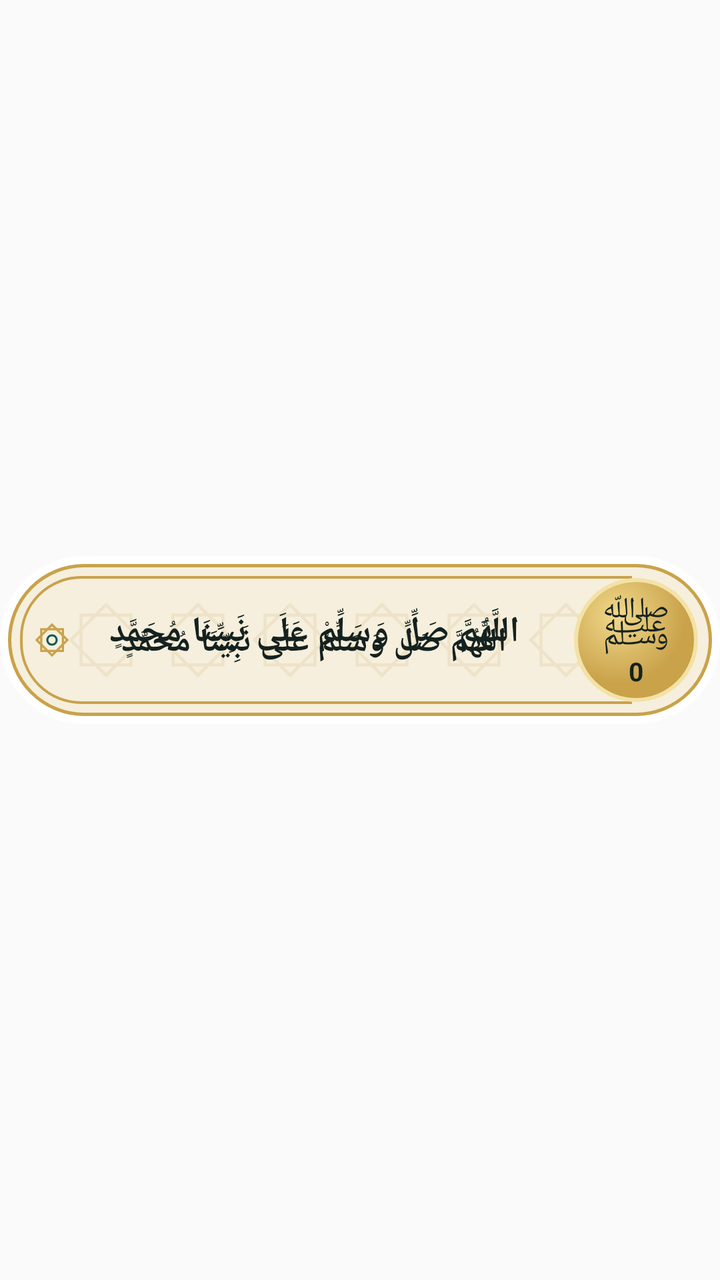
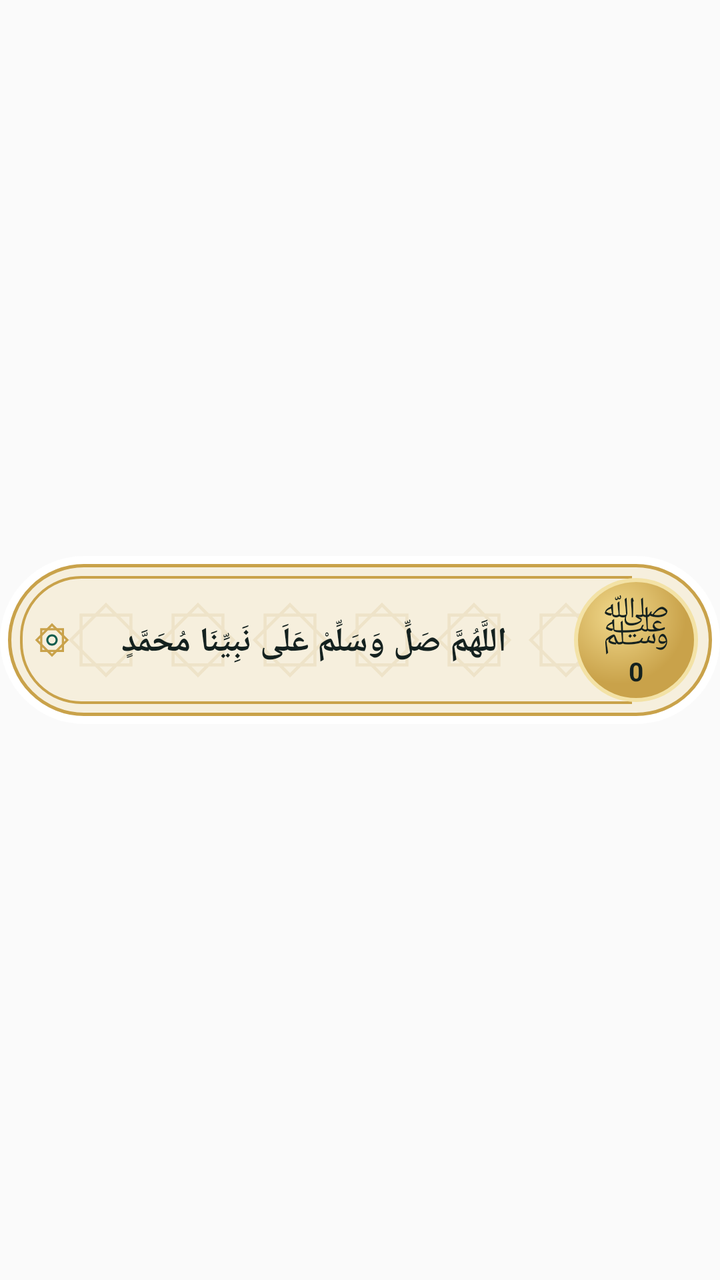

The first picture is an Android layout as it rendered before a commit; the second is the same layout after the commit. The layout source and the unified diff follow.
<!-- AndroidManifest.xml: application theme AppTheme -->
<!-- res/layout/widget_card.xml -->
<?xml version="1.0" encoding="utf-8"?>
<FrameLayout xmlns:android="http://schemas.android.com/apk/res/android"
    android:id="@+id/wroot"
    android:layout_width="match_parent"
    android:layout_height="match_parent">

    <FrameLayout
        android:id="@+id/wbody"
        android:layout_width="match_parent"
        android:layout_height="84dp"
        android:layout_gravity="center_vertical">

        
        <ImageView
            android:id="@+id/wframe"
            android:layout_width="match_parent"
            android:layout_height="match_parent"
            android:scaleType="fitXY"
            android:src="@drawable/widget_edge" />

        <ImageView
            android:layout_width="match_parent"
            android:layout_height="match_parent"
            android:layout_margin="4dp"
            android:scaleType="fitXY"
            android:src="@drawable/widget_face" />

        <ImageView
            android:layout_width="match_parent"
            android:layout_height="46dp"
            android:layout_gravity="center_vertical"
            android:layout_marginLeft="30dp"
            android:layout_marginRight="60dp"
            android:scaleType="fitXY"
            android:src="@drawable/widget_stars" />

        <ImageView
            android:layout_width="match_parent"
            android:layout_height="match_parent"
            android:layout_marginLeft="10dp"
            android:layout_marginRight="44dp"
            android:layout_marginTop="10dp"
            android:layout_marginBottom="10dp"
            android:scaleType="fitXY"
            android:src="@drawable/widget_inner" />

        <LinearLayout
            android:layout_width="match_parent"
            android:layout_height="match_parent"
            android:layoutDirection="rtl"
            android:gravity="center_vertical"
            android:orientation="horizontal"
            android:paddingLeft="16dp"
            android:paddingRight="4dp">

            <FrameLayout
                android:id="@+id/wpray"
                android:layout_width="76dp"
                android:layout_height="76dp">

                <ImageView
                    android:layout_width="62dp"
                    android:layout_height="62dp"
                    android:layout_gravity="center"
                    android:src="@drawable/widget_pray" />

                <LinearLayout
                    android:layout_width="match_parent"
                    android:layout_height="match_parent"
                    android:gravity="center"
                    android:orientation="vertical">

                    <TextView
                        android:layout_width="wrap_content"
                        android:layout_height="wrap_content"
                        android:includeFontPadding="false"
                        android:text="ﷺ"
                        android:textColor="#14211F"
                        android:textSize="28sp" />

                    <TextView
                        android:id="@+id/wcount"
                        android:layout_marginTop="-6dp"
                        android:layout_width="wrap_content"
                        android:layout_height="wrap_content"
                        android:includeFontPadding="false"
                        android:text="0"
                        android:textColor="#14211F"
                        android:textSize="13sp"
                        android:textStyle="bold" />
                </LinearLayout>
            </FrameLayout>

            <FrameLayout
                android:layout_width="0dp"
                android:layout_height="match_parent"
                android:layout_weight="1">
            
            <TextView
                android:id="@+id/wtext"
                android:layout_width="match_parent"
                android:layout_height="wrap_content"
                android:layout_gravity="center"
                android:layout_marginTop="1dp"
                android:fontFamily="serif"
                android:gravity="center"
                android:lineSpacingMultiplier="0.88"
                android:maxLines="3"
                android:paddingLeft="4dp"
                android:paddingRight="6dp"
                android:text="اللَّهُمَّ صَلِّ وَسَلِّمْ عَلَى نَبِيِّنَا مُحَمَّدٍ"
                android:textColor="#14211F"
                android:textDirection="rtl"
                android:textSize="17sp"
                android:textStyle="bold" />
            <TextView
                android:id="@+id/wtextL"
                android:layout_width="match_parent"
                android:visibility="gone"
                android:layout_height="wrap_content"
                android:layout_gravity="center"
                android:layout_marginTop="1dp"
                android:fontFamily="serif"
                android:gravity="center"
                android:lineSpacingMultiplier="0.88"
                android:maxLines="3"
                android:paddingLeft="4dp"
                android:paddingRight="6dp"
                android:text="اللَّهُمَّ صَلِّ وَسَلِّمْ عَلَى نَبِيِّنَا مُحَمَّدٍ"
                android:textColor="#14211F"
                android:textDirection="rtl"
                android:textSize="14sp"
                android:textStyle="bold" />
            
            <TextView
                android:id="@+id/wtextM"
                android:layout_width="match_parent"
                android:layout_height="wrap_content"
                android:layout_gravity="center"
                android:layout_marginBottom="4dp"
                android:fontFamily="serif"
                android:gravity="center"
                android:singleLine="true"
                android:ellipsize="marquee"
                android:marqueeRepeatLimit="marquee_forever"
                android:focusable="true"
                android:focusableInTouchMode="true"
                android:duplicateParentState="true"
                android:paddingLeft="4dp"
                android:paddingRight="6dp"
                android:text="اللَّهُمَّ صَلِّ وَسَلِّمْ عَلَى نَبِيِّنَا مُحَمَّدٍ"
                android:textColor="#14211F"
                android:textDirection="rtl"
                android:textSize="18sp"
                android:textStyle="bold">
                <requestFocus />
            </TextView>
            </FrameLayout>

            <ImageView
                android:layout_width="20dp"
                android:layout_height="20dp"
                android:src="@drawable/widget_star" />
        </LinearLayout>
        
        <TextView
            android:id="@+id/wsrc"
            android:layout_width="wrap_content"
            android:layout_height="wrap_content"
            android:layout_gravity="bottom|left"
            android:layout_marginBottom="10dp"
            android:layout_marginLeft="21dp"
            android:includeFontPadding="false"
            android:maxLines="1"
            android:textColor="#7A6A45"
            android:textDirection="rtl"
            android:textSize="9.5sp"
            android:visibility="gone" />
    </FrameLayout>
</FrameLayout>
<!-- resources referenced by this layout -->
<resources>
  <!-- drawable widget_edge (drawable) -->
  <?xml version="1.0" encoding="utf-8"?>
  <shape xmlns:android="http://schemas.android.com/apk/res/android" android:shape="rectangle">
      <solid android:color="#FFFFFFFF" />
      <corners android:radius="42dp" />
  </shape>
  <!-- drawable widget_face (drawable) -->
  <?xml version="1.0" encoding="utf-8"?>
  <shape xmlns:android="http://schemas.android.com/apk/res/android" android:shape="rectangle">
      <solid android:color="#F6EFDD" />
      <stroke android:width="1.5dp" android:color="#C9A24A" />
      <corners android:radius="38dp" />
  </shape>
  <!-- drawable widget_inner (drawable) -->
  <?xml version="1.0" encoding="utf-8"?>
  <shape xmlns:android="http://schemas.android.com/apk/res/android" android:shape="rectangle">
      <stroke android:width="1.2dp" android:color="#C9A24A" />
      <corners android:topLeftRadius="30dp" android:bottomLeftRadius="30dp" android:topRightRadius="0dp" android:bottomRightRadius="0dp" />
  </shape>
  <!-- drawable widget_pray (drawable) -->
  <?xml version="1.0" encoding="utf-8"?>
  <shape xmlns:android="http://schemas.android.com/apk/res/android" android:shape="oval">
      <gradient android:type="radial" android:gradientRadius="34dp" android:centerX="0.35" android:centerY="0.3"
          android:startColor="#F1D98C" android:endColor="#C9A24A" />
      <stroke android:width="2dp" android:color="#F3E2A6" />
  </shape>
  <!-- drawable widget_star (drawable) -->
  <?xml version="1.0" encoding="utf-8"?>
  <vector xmlns:android="http://schemas.android.com/apk/res/android"
      android:width="24dp" android:height="24dp" android:viewportWidth="24" android:viewportHeight="24">
      <path android:pathData="M5.5,5.5 L18.5,5.5 L18.5,18.5 L5.5,18.5 Z" android:strokeColor="#C9A24A" android:strokeWidth="1.3" android:fillColor="#00000000" />
      <path android:pathData="M12,2.8 L21.2,12 L12,21.2 L2.8,12 Z" android:strokeColor="#C9A24A" android:strokeWidth="1.3" android:fillColor="#00000000" />
      <path android:pathData="M12,9.2 A2.8,2.8 0 1,1 11.99,9.2 Z" android:strokeColor="#0F5C4D" android:strokeWidth="1.2" android:fillColor="#00000000" />
  </vector>
  <!-- drawable widget_stars (drawable) -->
  <?xml version="1.0" encoding="utf-8"?>
  <bitmap xmlns:android="http://schemas.android.com/apk/res/android" android:src="@drawable/widget_star_tile" android:tileModeX="repeat" android:tileModeY="clamp" />
  <style name="AppTheme" parent="Theme.AppCompat.Light.DarkActionBar">
          
          <item name="colorPrimary">@color/colorPrimary</item>
          <item name="colorPrimaryDark">@color/colorPrimaryDark</item>
          <item name="colorAccent">@color/colorAccent</item>
      </style>
  <!-- drawable widget_star_tile: png bitmap (drawable-xxhdpi, 1917 bytes) -->
</resources>

<!-- the commit's change to res/layout/widget_card.xml (unified diff, before → after) -->
@@ -132,29 +132,46 @@
                 android:textSize="14sp"
                 android:textStyle="bold" />
             
-            <TextView
-                android:id="@+id/wtextM"
+            <ViewFlipper
+                android:id="@+id/wflip"
                 android:layout_width="match_parent"
-                android:layout_height="wrap_content"
-                android:layout_gravity="center"
+                android:layout_height="match_parent"
                 android:layout_marginBottom="4dp"
-                android:fontFamily="serif"
-                android:gravity="center"
-                android:singleLine="true"
-                android:ellipsize="marquee"
-                android:marqueeRepeatLimit="marquee_forever"
-                android:focusable="true"
-                android:focusableInTouchMode="true"
-                android:duplicateParentState="true"
-                android:paddingLeft="4dp"
-                android:paddingRight="6dp"
-                android:text="اللَّهُمَّ صَلِّ وَسَلِّمْ عَلَى نَبِيِّنَا مُحَمَّدٍ"
-                android:textColor="#14211F"
-                android:textDirection="rtl"
-                android:textSize="18sp"
-                android:textStyle="bold">
-                <requestFocus />
-            </TextView>
+                android:autoStart="true"
+                android:flipInterval="9000"
+                android:inAnimation="@anim/wslide_in"
+                android:outAnimation="@anim/wslide_out">
+                <TextView
+                    android:id="@+id/wf1"
+                    android:layout_width="match_parent"
+                    android:layout_height="match_parent"
+                    android:fontFamily="serif"
+                    android:gravity="center"
+                    android:includeFontPadding="false"
+                    android:lineSpacingMultiplier="0.9"
+                    android:maxLines="3"
+                    android:paddingLeft="4dp"
+                    android:paddingRight="6dp"
+                    android:textColor="#14211F"
+                    android:textDirection="rtl"
+                    android:textSize="16sp"
+                    android:textStyle="bold" />
+                <TextView
+                    android:id="@+id/wf2"
+                    android:layout_width="match_parent"
+                    android:layout_height="match_parent"
+                    android:fontFamily="serif"
+                    android:gravity="center"
+                    android:includeFontPadding="false"
+                    android:lineSpacingMultiplier="0.9"
+                    android:maxLines="3"
+                    android:paddingLeft="4dp"
+                    android:paddingRight="6dp"
+                    android:textColor="#14211F"
+                    android:textDirection="rtl"
+                    android:textSize="16sp"
+                    android:textStyle="bold" />
+            </ViewFlipper>
             </FrameLayout>
 
             <ImageView
